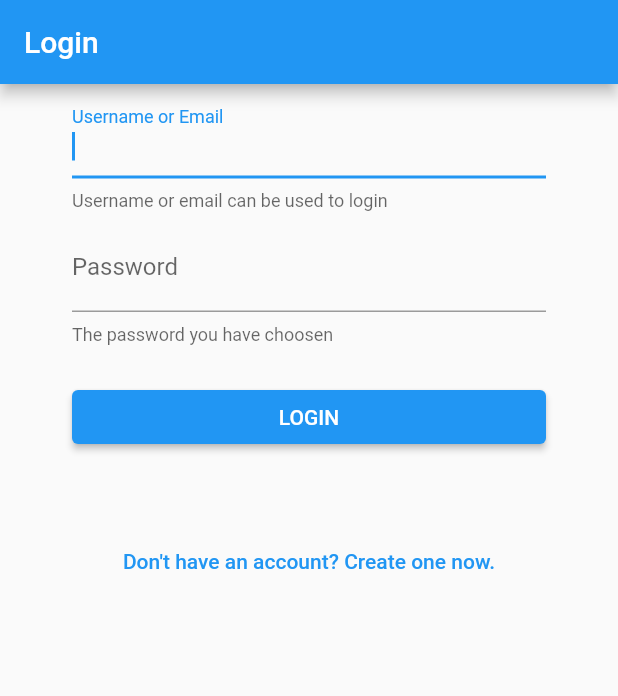
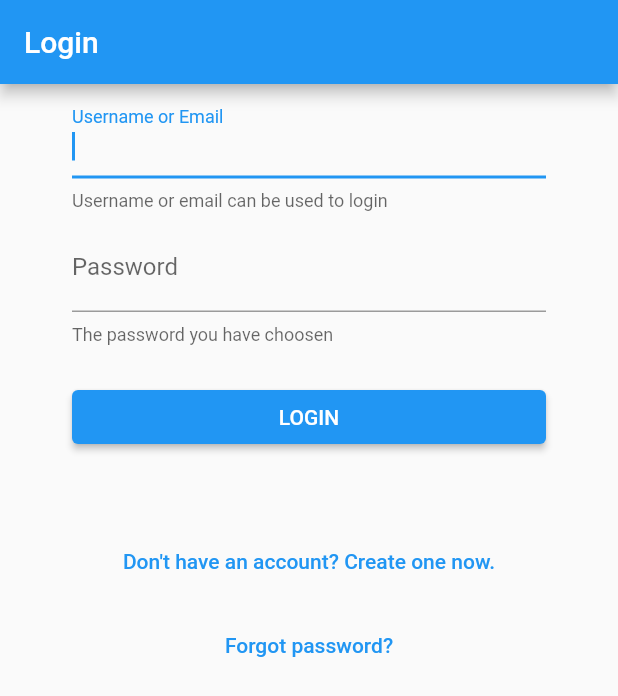
Before and after one commit to susch19/nssl, a Flutter app: the screen it shows after launch, on a phone screen of 412 x 824 dp. Shown: the top 696 px of the screen. Run offline on Flutter 3.47's test engine with Material 2 defaults, Android fonts, the phone set to English and light mode, and no system bars; our stand-ins replace adaptive_theme, file, firebase_core, firebase_messaging, flutter_platform_widgets, pdf and 4 more; missing offline and left inert: firebase_core_web, firebase_messaging_web, scandit_flutter_datacapture_barcode, scandit_flutter_datacapture_core, shared_preferences_web; accounts and stored records are empty.

Commit message:
Implemented password reset screen (#12)
* added password reset to login screen
* added new reset endpoint to user sync helper
* in the future the email should have a way to open either the app or the browser (Maybe even implement it into web page of csharplassi)

```diff
--- a/lib/localization/nssl_messages_en.dart
+++ b/lib/localization/nssl_messages_en.dart
@@ -133,5 +133,9 @@ class MessageLookup extends MessageLookupByLibrary {
         "nothingBoughtYet": MessageLookupByLibrary.simpleMessage('Nothing bought yet'),
         "reorderItems": MessageLookupByLibrary.simpleMessage('Reorder'),
         "refresh": MessageLookupByLibrary.simpleMessage('Refresh'),
+        "okayButton": MessageLookupByLibrary.simpleMessage('OKAY'),
+        "requestPasswordResetButton": MessageLookupByLibrary.simpleMessage("REQUEST PASSWORD RESET"),
+        "requestPasswordResetTitle": MessageLookupByLibrary.simpleMessage("Password Reset"),
+        "requestPasswordResetSuccess": MessageLookupByLibrary.simpleMessage('If the email exists, the password request was successfully requested. Further instructions can be found in the email, that was send to the address.'),
       };
 }
--- a/lib/localization/nssl_strings.dart
+++ b/lib/localization/nssl_strings.dart
@@ -301,8 +301,12 @@ class NSSLStrings {
   String reorderItems() =>
       Intl.message('Reorder', name: 'reorderItems', locale: _localeName);
 
-  String refresh() =>
-      Intl.message('Refresh', name: "refresh", locale: _localeName);
+  String refresh() => Intl.message('Refresh', name: "refresh", locale: _localeName);
+  String okayButton() => Intl.message('OKAY', name: "okayButton", locale: _localeName);
+
+  String requestPasswordResetButton() => Intl.message('REQUEST PASSWORD RESET', name: 'requestPasswordResetButton', locale: _localeName);
+  String requestPasswordResetTitle() => Intl.message('Password Reset', name: "requestPasswordResetTitle", locale: _localeName);
+  String requestPasswordResetSuccess() => Intl.message('If the email exists, the password request was successfully requested. Further instructions can be found in the email, that was send to the address.', name: "requestPasswordResetSuccess", locale: _localeName);
+
   //String openAppDrawerTooltip() => Intl.message('Open navigation menu', name: 'openNavigationMenu', locale: _localeName);
-
 }
--- a/lib/main.dart
+++ b/lib/main.dart
@@ -5,6 +5,7 @@ import 'dart:ui';
 import 'package:adaptive_theme/adaptive_theme.dart';
 import 'package:firebase_messaging/firebase_messaging.dart';
 import 'package:nssl/options/themes.dart';
+import 'package:nssl/pages/forgot_password.dart';
 import 'package:nssl/pages/pages.dart';
 import 'package:nssl/manager/manager_export.dart';
 import 'package:nssl/models/model_export.dart';
@@ -13,6 +14,7 @@ import 'dart:async';
 import 'package:nssl/localization/nssl_strings.dart';
 import 'package:nssl/firebase/cloud_messsaging.dart';
 import 'package:flutter_localizations/flutter_localizations.dart';
+import 'package:nssl/server_communication/request_classes.dart';
 // import 'package:shared_preferences/shared_preferences.dart';
 
 class CustomScrollBehavior extends MaterialScrollBehavior {
@@ -137,7 +139,7 @@ class _NSSLState extends State<NSSLPage> {
           '/login': (BuildContext context) => LoginPage(),
           '/registration': (BuildContext context) => Registration(),
           '/search': (BuildContext context) => ProductAddPage(),
-          '/forgot_password': (BuildContext context) => CustomThemePage(),
+          '/forgot_password': (BuildContext context) => ForgotPasswordPage(),
         },
         showPerformanceOverlay: performanceOverlay,
         showSemanticsDebugger: false,
--- a/lib/pages/login.dart
+++ b/lib/pages/login.dart
@@ -229,17 +229,17 @@ class LoginPageState extends State<LoginPage> {
                   ),
                 ),
               ),
-//              ListTile(
-//                title: Container(
-//                  child: TextButton(
-//                    onPressed: () {
-//                      Navigator.pushNamed(context, "/forgot_password");
-//                    },
-//                    child:
-//                        Text(NSSLStrings.of(context).forgotPassword()),
-//                  ),
-//                ),
-//              ),
+              ListTile(
+                title: Container(
+                  child: TextButton(
+                    onPressed: () {
+                      Navigator.pushNamed(context, "/forgot_password");
+                    },
+                    child:
+                        Text(NSSLStrings.of(context)?.forgotPassword() ?? ""),
+                  ),
+                ),
+              ),
               //padding: EdgeInsets.only(
               //    top: MediaQuery.of(context).size.height / 5),
             ]
--- a/lib/server_communication/request_classes.dart
+++ b/lib/server_communication/request_classes.dart
@@ -11,6 +11,12 @@ class ChangePasswordArgs {
   String oldPWHash;
   String newPWHash;
   toJson() => {"oldPWHash": "$oldPWHash", "newPWHash": "$newPWHash"};
+}
+
+class ResetPasswordArgs {
+  ResetPasswordArgs(this.email);
+  String email;
+  toJson() => {"email": "$email"};
 }
 
 class AddContributorArgs {
@@ -29,7 +35,7 @@ class ChangeProductArgs {
   ChangeProductArgs({this.change, this.newName});
   int? change;
   String? newName;
-  toJson() => {"change": "$change", "newName" : "$newName"};
+  toJson() => {"change": "$change", "newName": "$newName"};
 }
 
 class ChangeProductsArgs {
--- a/lib/server_communication/return_classes.dart
+++ b/lib/server_communication/return_classes.dart
@@ -5,6 +5,15 @@ import 'package:nssl/models_json.dart';
 class BaseResult {
   bool? success;
   String? error;
+  static BaseResult fromJson(String dataString) =>
+      _fromJson(jsonDecode(dataString));
+
+  static BaseResult _fromJson(Map data) {
+    var r = BaseResult();
+    r.success = data["success"];
+    r.error = data["error"];
+    return r;
+  }
 }
 
 class CreateResult extends BaseResult {
--- a/lib/server_communication/user_sync.dart
+++ b/lib/server_communication/user_sync.dart
@@ -5,27 +5,37 @@ import 'dart:async';
 import 'helper_methods.dart';
 import 'package:http/http.dart';
 
-final String path = "users";
-final String path2 = "session";
+final String usersPath = "users";
+final String sessionPath = "session";
+final String passwortPath = "password";
 
 class UserSync {
-  static Future<Response> create(
-          String username, String email, String password, BuildContext context) =>
+  static Future<Response> create(String username, String email, String password,
+          BuildContext context) =>
       HelperMethods.post("registration", context,
           LoginArgs(username: username, pwHash: password, eMail: email), true);
 
-  static Future<Response> login(String username, String password, BuildContext context) =>
-      HelperMethods.post(
-          path2, context, LoginArgs(username: username, pwHash: password), true);
+  static Future<Response> login(
+          String username, String password, BuildContext context) =>
+      HelperMethods.post(sessionPath, context,
+          LoginArgs(username: username, pwHash: password), true);
 
-  static Future<Response> loginEmail(String email, String password, BuildContext context) =>
-      HelperMethods.post(path2, context, LoginArgs(eMail: email, pwHash: password), true);
+  static Future<Response> loginEmail(
+          String email, String password, BuildContext context) =>
+      HelperMethods.post(sessionPath, context,
+          LoginArgs(eMail: email, pwHash: password), true);
 
-  static Future<Response> info(BuildContext context) => HelperMethods.get(path, context);
+  static Future<Response> info(BuildContext context) =>
+      HelperMethods.get(usersPath, context);
 
   static Future<Response> refreshToken(BuildContext? context) =>
-      HelperMethods.put(path2, context, null, true);
+      HelperMethods.put(sessionPath, context, null, true);
 
-  static Future<Response> changePassword(String oldPassword, String newPassword, String? token, BuildContext context) =>
-      HelperMethods.put(path, context, ChangePasswordArgs(oldPassword, newPassword));
+  static Future<Response> changePassword(String oldPassword, String newPassword,
+          String? token, BuildContext context) =>
+      HelperMethods.put(
+          usersPath, context, ChangePasswordArgs(oldPassword, newPassword));
+
+  static Future<Response> resetPassword(String email, BuildContext context) =>
+      HelperMethods.post(passwortPath, context, ResetPasswordArgs(email), true);
 }
```
Also changed, not shown: lib/localization/nssl_messages_de.dart (+6 -1 lines), lib/pages/forgot_password.dart (added, +128 -0 lines).
